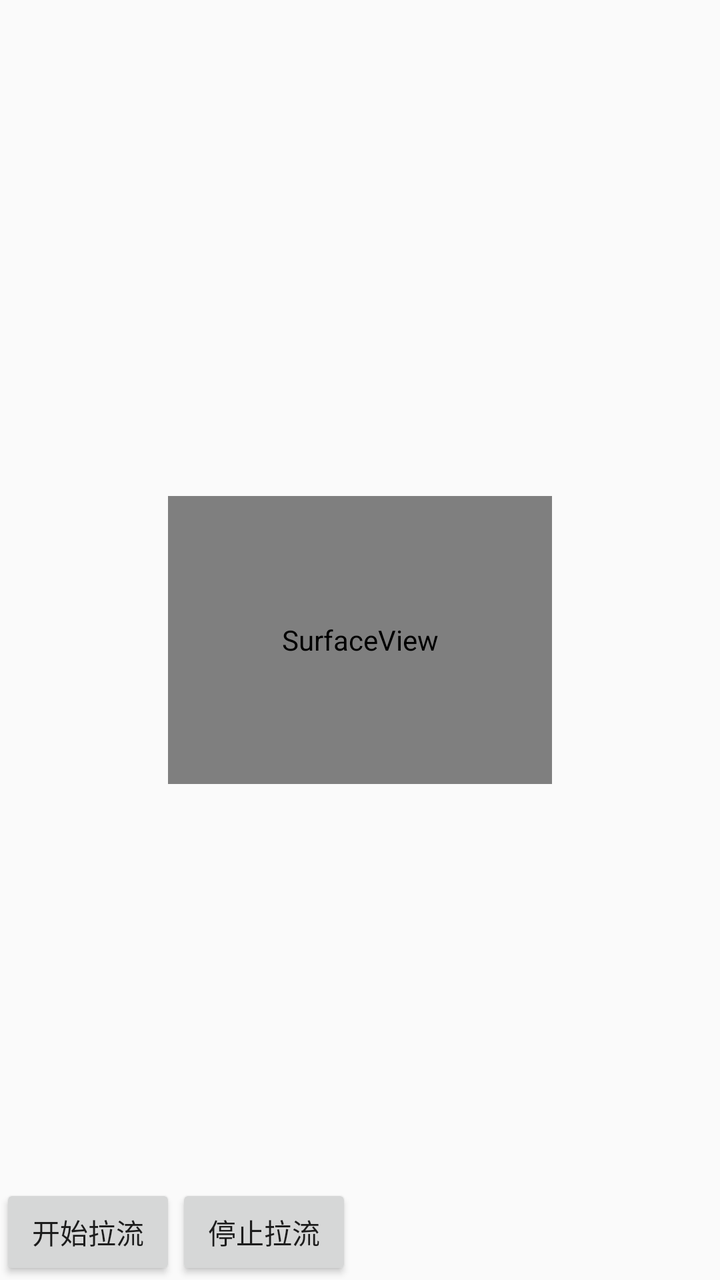
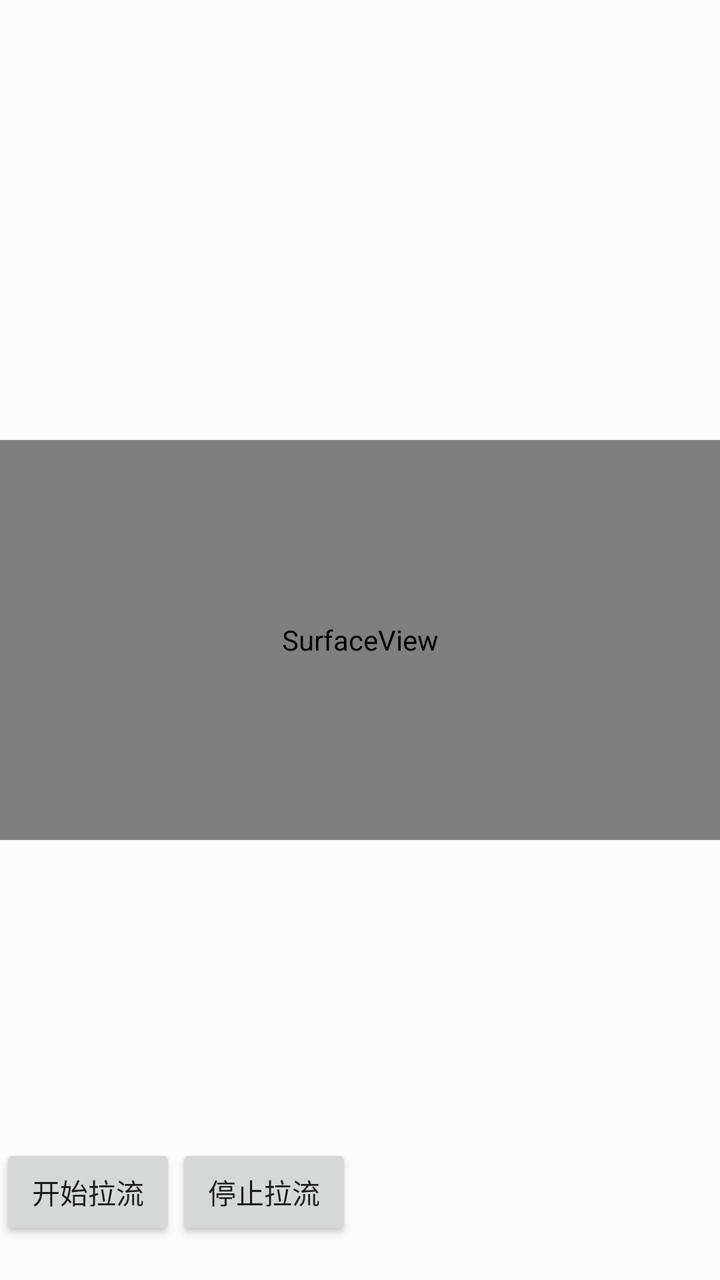

An Android layout rendered at two revisions. The XML below is the earlier revision; the diff shows what the commit changed to produce the second picture.
<!-- AndroidManifest.xml: application theme AppTheme -->
<!-- res/layout/activity_main.xml -->
<?xml version="1.0" encoding="utf-8"?>
<FrameLayout xmlns:android="http://schemas.android.com/apk/res/android"
    xmlns:tools="http://schemas.android.com/tools"
    android:layout_width="match_parent"
    android:layout_height="match_parent"
    tools:context="io.chengguo.live.MainActivity">

    <SurfaceView
        android:id="@+id/surface"
        android:layout_width="192dp"
        android:layout_height="144dp"
        android:layout_gravity="center" />

    <LinearLayout
        android:layout_width="wrap_content"
        android:layout_height="wrap_content"
        android:layout_gravity="bottom">

        <Button
            android:id="@+id/btn_start"
            android:layout_width="wrap_content"
            android:layout_height="wrap_content"
            android:text="开始拉流" />

        <Button
            android:id="@+id/btn_stop"
            android:layout_width="wrap_content"
            android:layout_height="wrap_content"
            android:layout_gravity="bottom"
            android:text="停止拉流" />
    </LinearLayout>
</FrameLayout>
<!-- resources referenced by this layout -->
<resources>
  <style name="AppTheme" parent="Theme.AppCompat.Light.DarkActionBar">
          
      </style>
</resources>

<!-- the commit's change to res/layout/activity_main.xml (unified diff, before → after) -->
@@ -7,14 +7,15 @@
 
     <SurfaceView
         android:id="@+id/surface"
-        android:layout_width="192dp"
-        android:layout_height="144dp"
+        android:layout_width="match_parent"
+        android:layout_height="200dp"
         android:layout_gravity="center" />
 
     <LinearLayout
         android:layout_width="wrap_content"
         android:layout_height="wrap_content"
-        android:layout_gravity="bottom">
+        android:layout_gravity="bottom"
+        android:layout_marginBottom="20dp">
 
         <Button
             android:id="@+id/btn_start"
